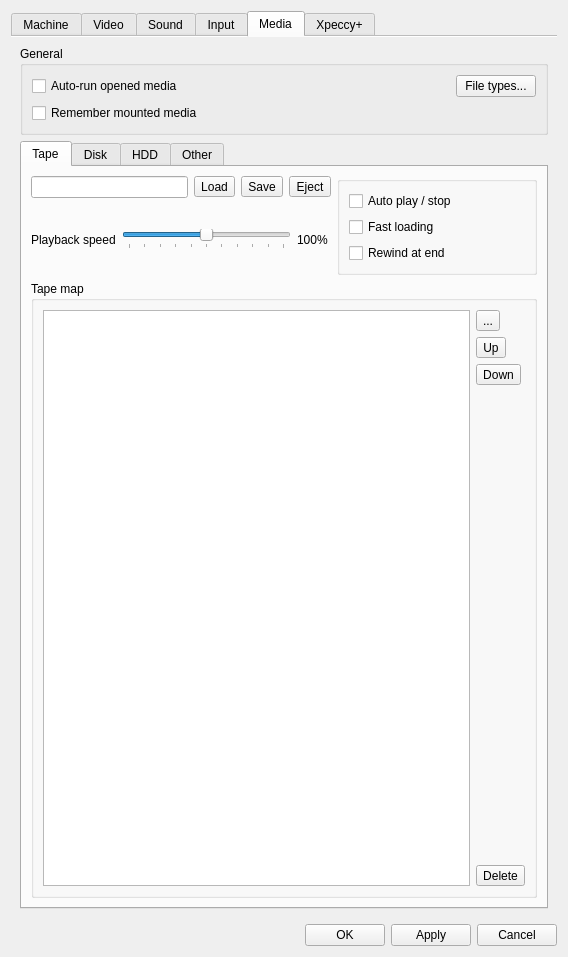
Above: ui/setupwin.ui from Volutar/xpeccy-plus before the change. Below: the same form after it.
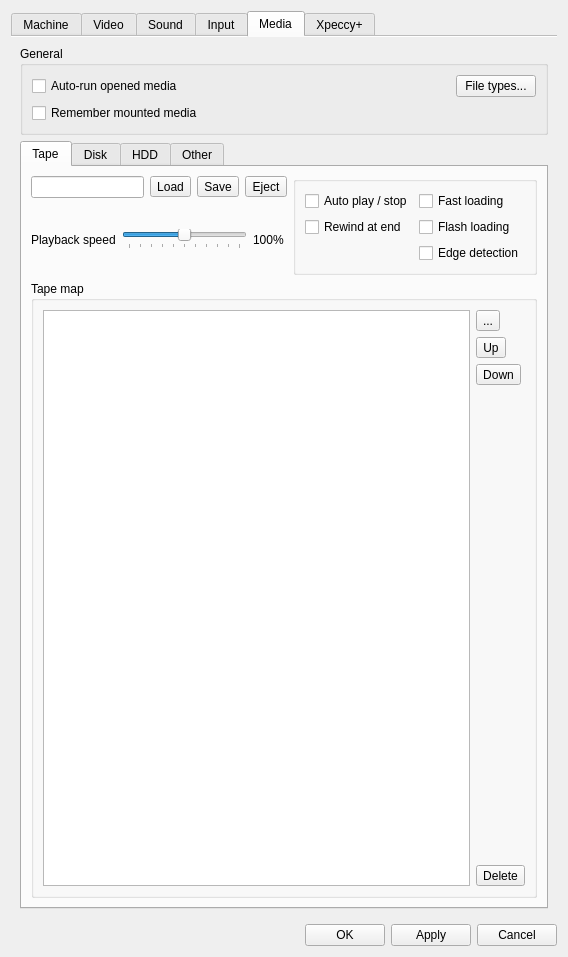
That is the form after the change. The open tabs and pages were chosen to show the change. Icons and pictures are not drawn. Custom widgets are drawn as their Qt base class.

Commit message: tape: fast loading and edge detection; the ROM trap is flash loading now

The edit to the form file:
```diff
--- a/ui/setupwin.ui
+++ b/ui/setupwin.ui
@@ -2954,7 +2954,9 @@
                  <property name="title">
                   <string/>
                  </property>
-                 <layout class="QVBoxLayout" name="verticalLayout_34">
+                 <layout class="QHBoxLayout" name="verticalLayout_34">
+                  <item>
+                   <layout class="QVBoxLayout" name="layTapeOptsTape">
                   <item>
                    <widget class="QCheckBox" name="cbTapeAuto">
                     <property name="toolTip">
@@ -2966,17 +2968,6 @@
                     </property>
                    </widget>
                   </item>
-                  <item>
-                   <widget class="QCheckBox" name="cbTapeFast">
-                    <property name="toolTip">
-                     <string>Hand ROM blocks straight to the machine
-instead of playing them</string>
-                    </property>
-                    <property name="text">
-                     <string>Fast loading</string>
-                    </property>
-                   </widget>
-                  </item>
                   <item>
                    <widget class="QCheckBox" name="cbTapeRewind">
                     <property name="toolTip">
@@ -2989,13 +2980,58 @@
                    </widget>
                   </item>
                   <item>
-                   <spacer name="verticalSpacer_28">
+                     <spacer name="layTapeOptsTapeEnd">
                     <property name="orientation">
                      <enum>Qt::Vertical</enum>
                     </property>
-                    <property name="sizeType">
-                     <enum>QSizePolicy::Minimum</enum>
-                    </property>
+                      <property name="sizeHint" stdset="0">
+                       <size>
+                        <width>0</width>
+                        <height>0</height>
+                       </size>
+                      </property>
+                     </spacer>
+                    </item>
+                   </layout>
+                  </item>
+                  <item>
+                   <layout class="QVBoxLayout" name="layTapeOptsLoad">
+                    <item>
+                     <widget class="QCheckBox" name="cbTapeFast">
+                      <property name="toolTip">
+                       <string>Run at full speed, sound off and picture held, while a loader reads the tape</string>
+                      </property>
+                      <property name="text">
+                       <string>Fast loading</string>
+                      </property>
+                     </widget>
+                    </item>
+                    <item>
+                     <widget class="QCheckBox" name="cbTapeFlash">
+                      <property name="toolTip">
+                       <string>Hand ROM blocks straight to the machine
+instead of playing them</string>
+                      </property>
+                      <property name="text">
+                       <string>Flash loading</string>
+                      </property>
+                     </widget>
+                    </item>
+                    <item>
+                     <widget class="QCheckBox" name="cbTapeEdge">
+                      <property name="toolTip">
+                       <string>Under fast loading, a loader waiting for the next pulse gets it at once. Not exact</string>
+                      </property>
+                      <property name="text">
+                       <string>Edge detection</string>
+                      </property>
+                     </widget>
+                    </item>
+                    <item>
+                     <spacer name="layTapeOptsLoadEnd">
+                      <property name="orientation">
+                       <enum>Qt::Vertical</enum>
+                      </property>
                     <property name="sizeHint" stdset="0">
                      <size>
                       <width>0</width>
@@ -3003,6 +3039,8 @@
                      </size>
                     </property>
                    </spacer>
+                    </item>
+                   </layout>
                   </item>
                  </layout>
                 </widget>
```
Lines whose indentation alone changed are shown as unchanged. The commit also changes 22 other files.
